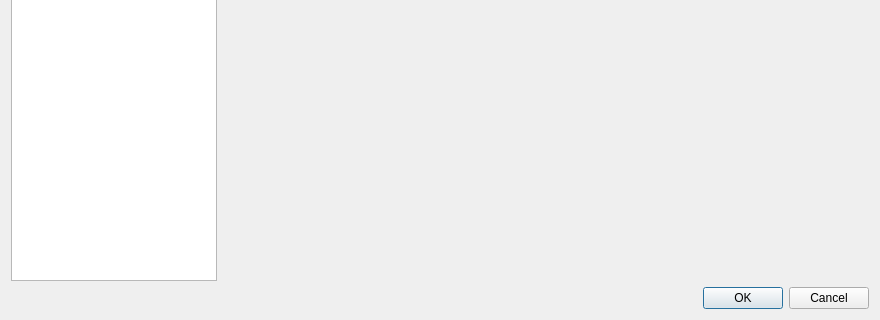
The window that src/dialogs/effectsdialog.ui (classicimageviewer/ClassicImageViewer) describes before a commit, drawn with Qt 5; both pictures show x 0 to 880 and y 340 to 660 of the 880 by 660 pixel window.
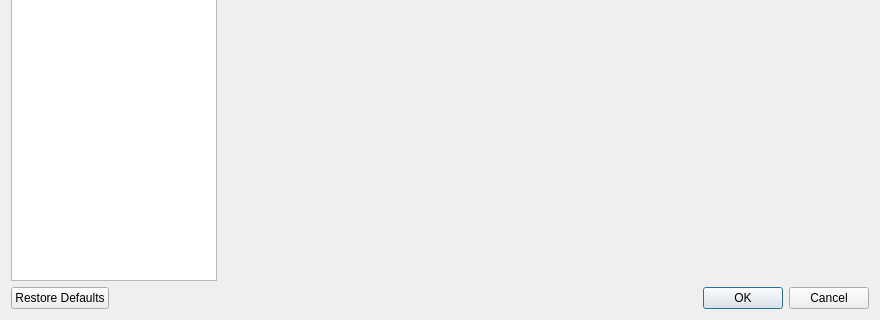
The same window after the commit. Custom widgets are drawn as their Qt base class.

Commit message: EffectsDialog: add restore defaults button

Diff of the .ui file:
```diff
--- a/src/dialogs/effectsdialog.ui
+++ b/src/dialogs/effectsdialog.ui
@@ -114,7 +114,7 @@
       <enum>Qt::Horizontal</enum>
      </property>
      <property name="standardButtons">
-      <set>QDialogButtonBox::Cancel|QDialogButtonBox::Ok</set>
+      <set>QDialogButtonBox::Cancel|QDialogButtonBox::Ok|QDialogButtonBox::RestoreDefaults</set>
      </property>
     </widget>
    </item>
```
The commit also changes 10 other files.
